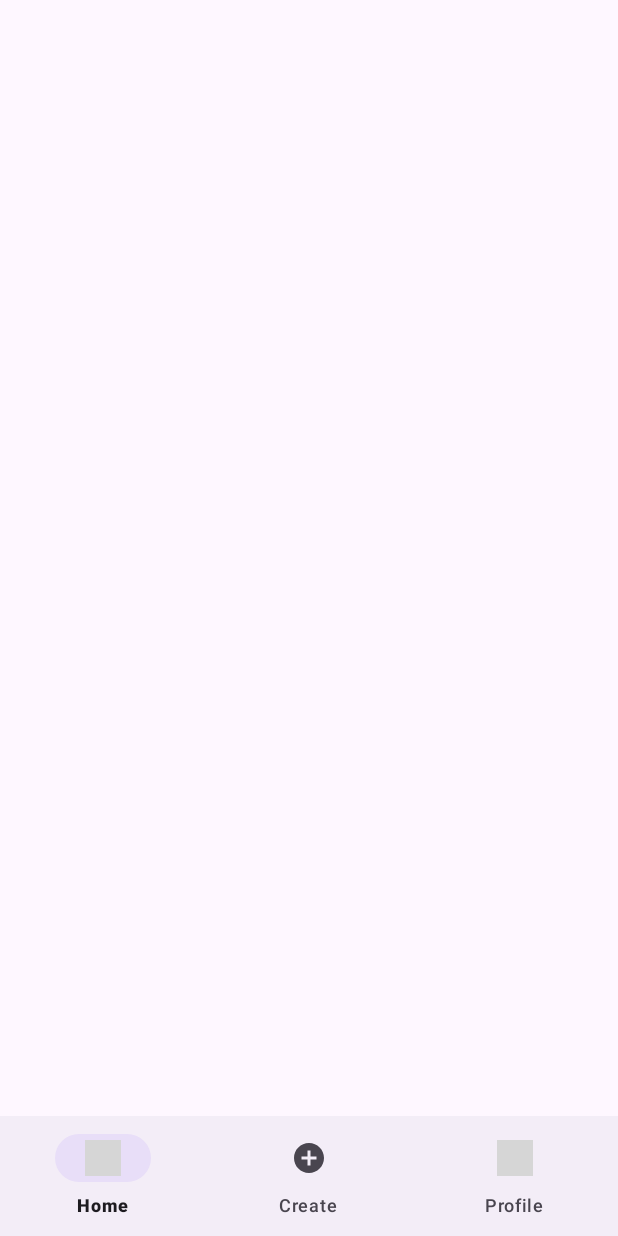
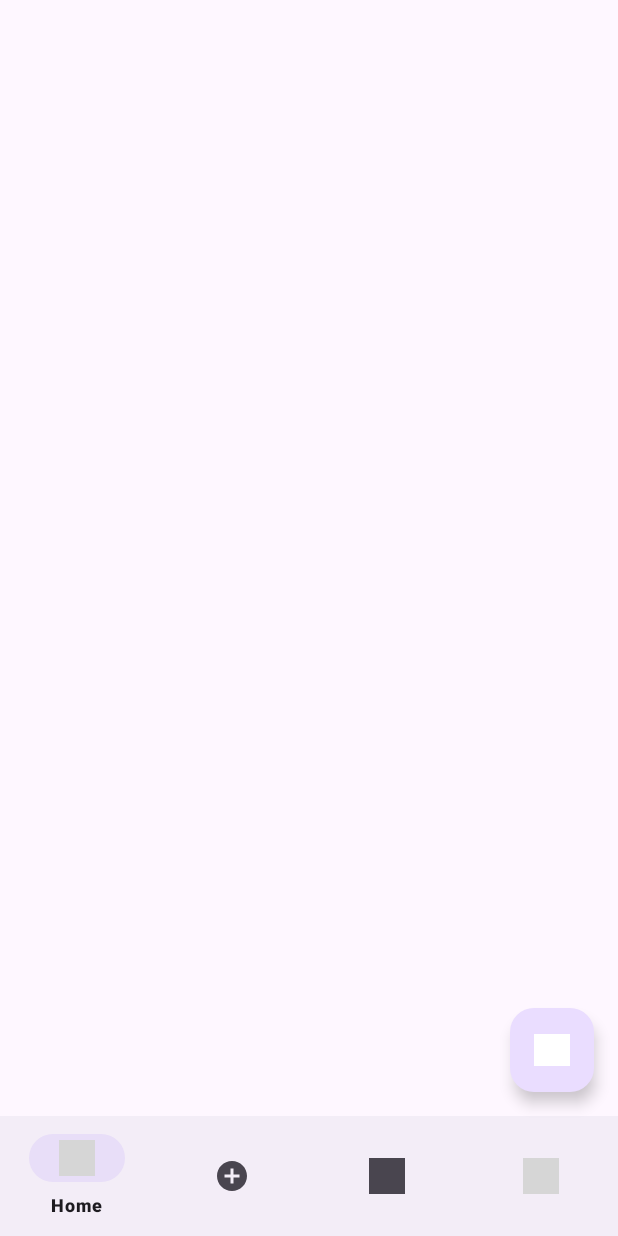
Before and after one commit to ST10438146/Zappy, an Android app: the screen it shows after launch (MainActivity), on a phone screen of 412 x 824 dp. Run offline under Robolectric (Android 15) with nearby library versions, the phone set to English and light mode, and no system bars; our stand-ins replace Firebase (no records; nobody signed in at launch, a user with empty details on screens opened directly); 2 statements that could not run were skipped; grey boxes are pictures that could not be loaded.

Commit message:
Adds FAB and dark mode switch

```diff
--- a/app/src/main/res/layout/activity_main.xml
+++ b/app/src/main/res/layout/activity_main.xml
@@ -24,4 +24,17 @@
         app:layout_constraintEnd_toEndOf="parent"
         app:menu="@menu/navmenu" />
 
+    <com.google.android.material.floatingactionbutton.FloatingActionButton
+        android:id="@+id/fab_create_post"
+        android:layout_width="wrap_content"
+        android:layout_height="wrap_content"
+        android:layout_marginEnd="16dp"
+        android:layout_marginBottom="16dp"
+        android:clickable="true"
+        android:focusable="true"
+        app:layout_constraintBottom_toTopOf="@+id/bottom_navigation"
+        app:layout_constraintEnd_toEndOf="parent"
+        app:srcCompat="@drawable/ic_add"
+        app:tint="?attr/colorOnPrimary" />
+
 </androidx.constraintlayout.widget.ConstraintLayout>
--- a/app/src/main/res/layout/activity_profile.xml
+++ b/app/src/main/res/layout/activity_profile.xml
@@ -78,6 +78,12 @@
             android:layout_marginTop="24dp"
             android:layout_gravity="center_horizontal" />
 
+        <com.google.android.material.switchmaterial.SwitchMaterial
+            android:id="@+id/switchTheme"
+            android:layout_width="match_parent"
+            android:layout_height="wrap_content"
+            android:text="Dark Mode"
+            android:layout_marginTop="16dp"/>
     </LinearLayout>
 
 </ScrollView>
--- a/app/src/main/res/menu/navmenu.xml
+++ b/app/src/main/res/menu/navmenu.xml
@@ -10,6 +10,10 @@
         android:icon="@drawable/baseline_add_circle_24" android:title="Create" />
 
     <item
+        android:id="@+id/navigation_search"
+        android:icon="@drawable/ic_search" android:title="Search" />
+
+    <item
         android:id="@+id/navigation_profile"
         android:icon="@drawable/baseline_3p_24" android:title="Profile" />
 
```
Also changed, not shown: app/src/main/java/vcmsa/projects/zappy/MainActivity.kt (+10 -4 lines), app/src/main/java/vcmsa/projects/zappy/ProfileActivity.kt (+14 -0 lines), app/src/main/res/drawable/ic_add.png (added), app/src/main/res/drawable/ic_search.png (added).
